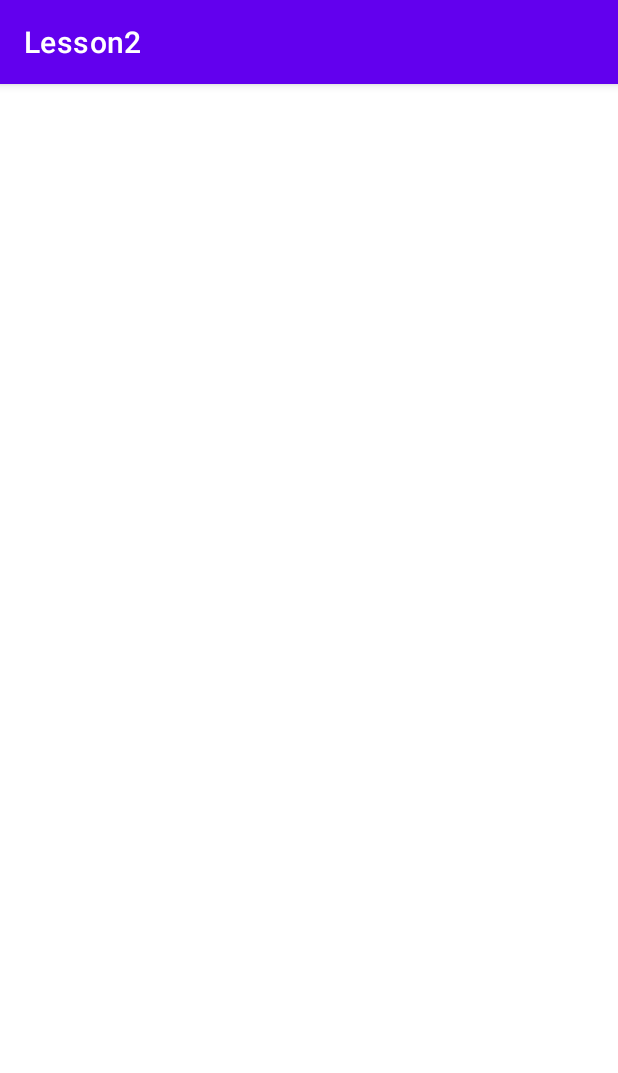
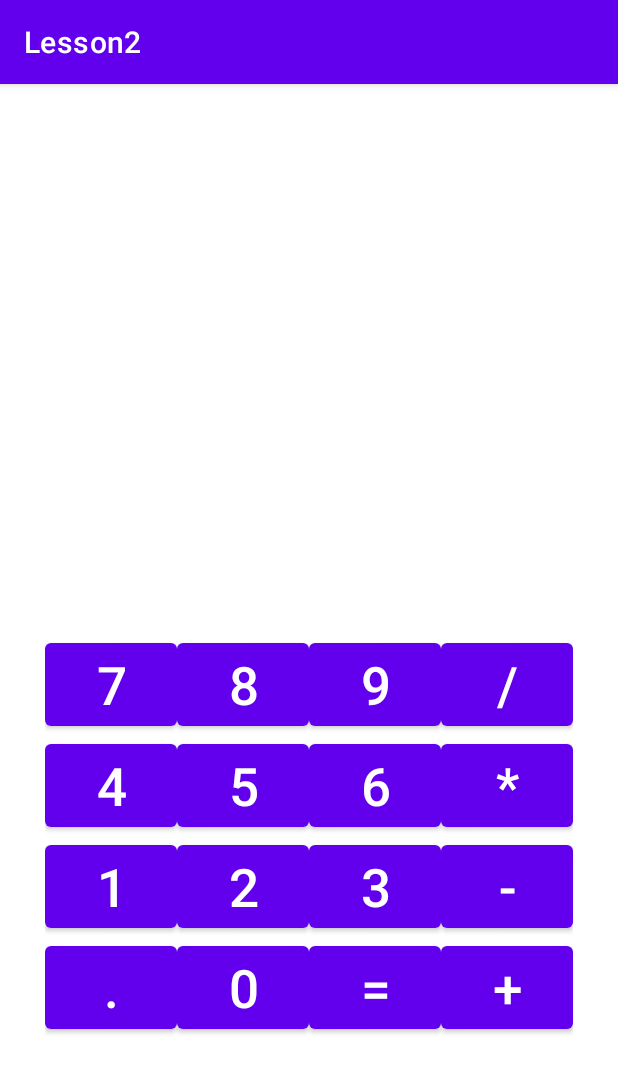
Before and after one commit to Goccman/GB-AndroidLesson2, an Android app: the screen it shows after launch (MainActivity), on a phone screen of 412 x 824 dp. Shown: the top 1073 px of the screen. Run offline under Robolectric (Android 15) with nearby library versions, the phone set to English and light mode, and no system bars.

Commit message:
Создание кнопок в GridLayout

```diff
--- a/app/src/main/res/layout/activity_main.xml
+++ b/app/src/main/res/layout/activity_main.xml
@@ -12,15 +12,131 @@
         android:layout_width="match_parent"
         android:layout_height="match_parent"
         android:layout_margin="25dp"
-        android:layout_weight="6" />
+        android:layout_weight="5" />
 
 
     <GridLayout
-        android:layout_width="match_parent"
+        android:layout_width="wrap_content"
         android:layout_height="match_parent"
         android:layout_gravity="center"
         android:layout_margin="25dp"
-        android:layout_weight="4">
+        android:layout_weight="4"
+        android:rowCount="4"
+        android:columnCount="4">
+
+        <Button
+            android:id="@+id/button_7"
+            android:layout_width="wrap_content"
+            android:layout_height="wrap_content"
+            android:text="7"
+            android:textSize="35sp" />
+
+        <Button
+            android:id="@+id/button_8"
+            android:layout_width="wrap_content"
+            android:layout_height="wrap_content"
+            android:text="8"
+            android:textSize="35sp" />
+
+        <Button
+            android:id="@+id/button_9"
+            android:layout_width="wrap_content"
+            android:layout_height="wrap_content"
+            android:text="9"
+            android:textSize="35sp" />
+
+        <Button
+            android:id="@+id/button_del"
+            android:layout_width="wrap_content"
+            android:layout_height="wrap_content"
+            android:text="/"
+            android:textSize="35sp" />
+
+        <Button
+            android:id="@+id/button_4"
+            android:layout_width="wrap_content"
+            android:layout_height="wrap_content"
+            android:text="4"
+            android:textSize="35sp" />
+
+        <Button
+            android:id="@+id/button_5"
+            android:layout_width="wrap_content"
+            android:layout_height="wrap_content"
+            android:text="5"
+            android:textSize="35sp" />
+
+        <Button
+            android:id="@+id/button_6"
+            android:layout_width="wrap_content"
+            android:layout_height="wrap_content"
+            android:text="6"
+            android:textSize="35sp" />
+
+        <Button
+            android:id="@+id/button_umn"
+            android:layout_width="wrap_content"
+            android:layout_height="wrap_content"
+            android:text="*"
+            android:textSize="35sp" />
+
+        <Button
+            android:id="@+id/button_1"
+            android:layout_width="wrap_content"
+            android:layout_height="wrap_content"
+            android:text="1"
+            android:textSize="35sp" />
+
+        <Button
+            android:id="@+id/button_2"
+            android:layout_width="wrap_content"
+            android:layout_height="wrap_content"
+            android:text="2"
+            android:textSize="35sp" />
+
+        <Button
+            android:id="@+id/button_3"
+            android:layout_width="wrap_content"
+            android:layout_height="wrap_content"
+            android:text="3"
+            android:textSize="35sp" />
+
+        <Button
+            android:id="@+id/button_minus"
+            android:layout_width="wrap_content"
+            android:layout_height="wrap_content"
+            android:text="-"
+            android:textSize="35sp" />
+
+        <Button
+            android:id="@+id/button_dot"
+            android:layout_width="wrap_content"
+            android:layout_height="wrap_content"
+            android:text="."
+            android:textSize="35sp" />
+
+        <Button
+            android:id="@+id/button_0"
+            android:layout_width="wrap_content"
+            android:layout_height="wrap_content"
+            android:text="0"
+            android:textSize="35sp" />
+
+        <Button
+            android:id="@+id/button_rav"
+            android:layout_width="wrap_content"
+            android:layout_height="wrap_content"
+            android:text="="
+            android:textSize="35sp" />
+
+        <Button
+            android:id="@+id/button_plus"
+            android:layout_width="wrap_content"
+            android:layout_height="wrap_content"
+            android:text="+"
+            android:textSize="35sp" />
+
+
 
 
     </GridLayout>
```
